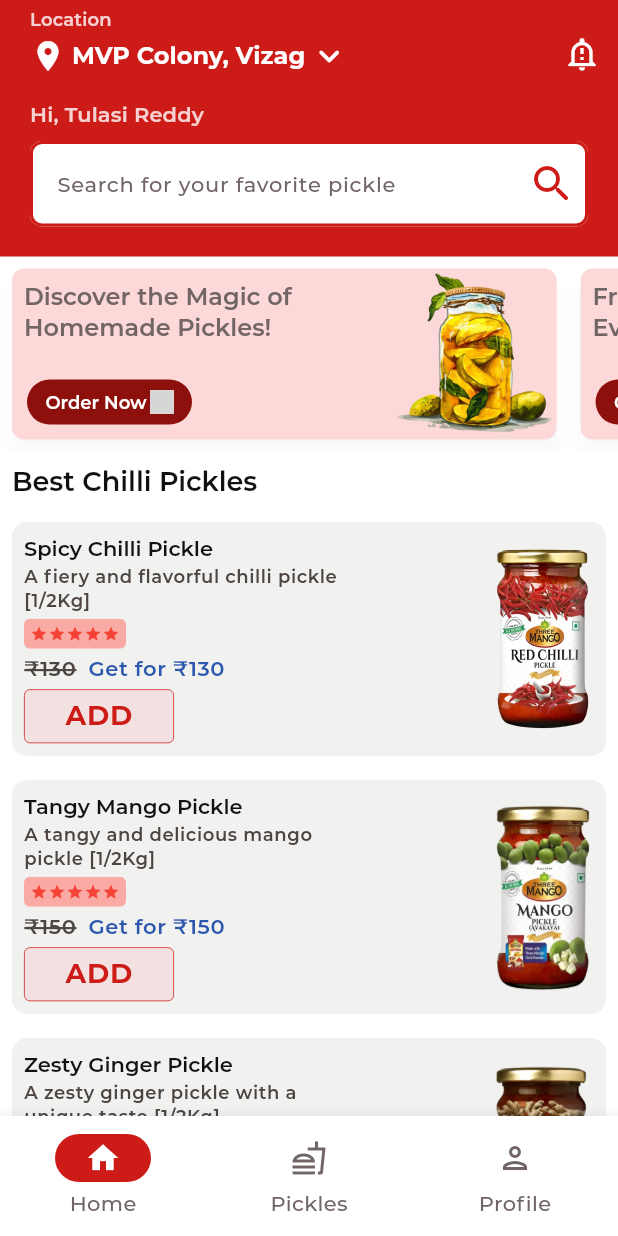
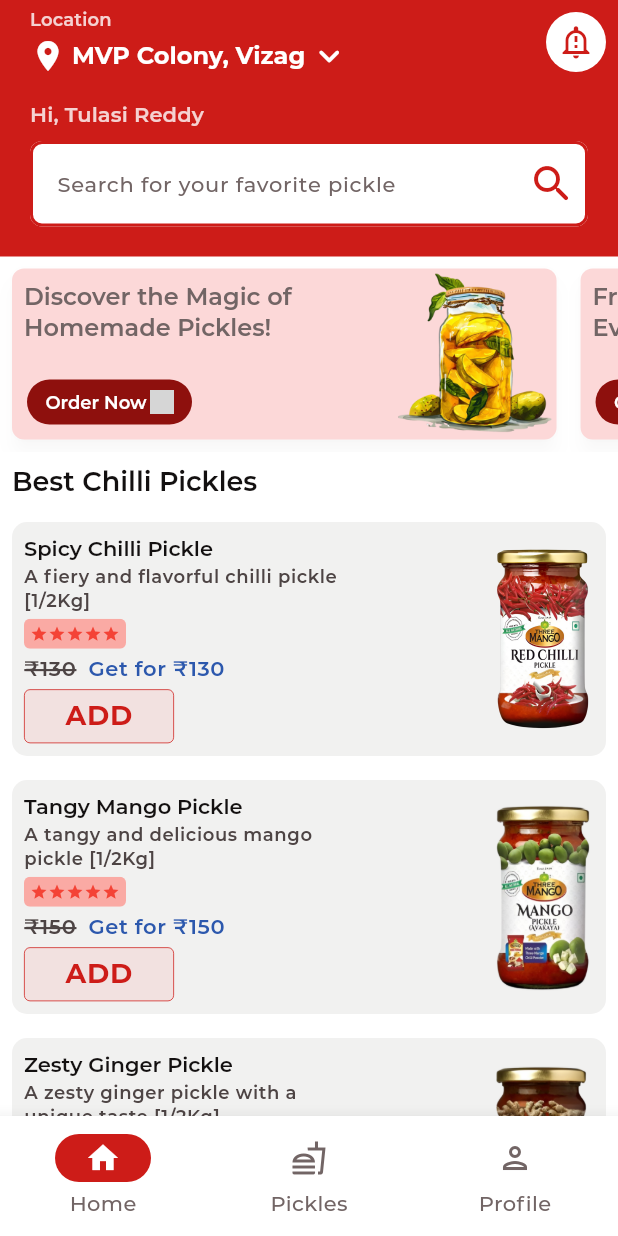
Before and after one commit to tulasireddytulasi/SpicyPickles, a Flutter app: the screen it shows after launch, on a phone screen of 412 x 824 dp. Run offline on Flutter 3.47's test engine with Material 3 defaults, Android fonts, the phone set to English and light mode, and no system bars; our stand-ins replace flutter_svg, infinite_scroll_pagination; grey boxes are pictures that could not be loaded.

Commit message:
Update Appbar Icon

```diff
--- a/lib/presentation/home/widget/app_bar.dart
+++ b/lib/presentation/home/widget/app_bar.dart
@@ -54,12 +54,19 @@ class _HomeAppBarState extends State<HomeAppBar> {
       centerTitle: false,
       actions: [
         Padding(
-          padding: const EdgeInsets.only(top: 16),
-          child: IconButton(
-            icon: const Icon(Icons.notification_important_outlined, color: Colors.white),
-            onPressed: () {
-              // Profile action
-            },
+          padding: const EdgeInsets.only(right: 8.0),
+          child: SizedBox(
+            width: 40,
+            height: 40,
+            child: InkWell(
+              onTap: (){},
+              child:  ClipOval(
+                child: ColoredBox(
+                  color: AppColors.white,
+                  child: Icon(Icons.notification_important_outlined, color: context.colorScheme?.primary),
+                ),
+              ),
+            ),
           ),
         ),
       ],
```
